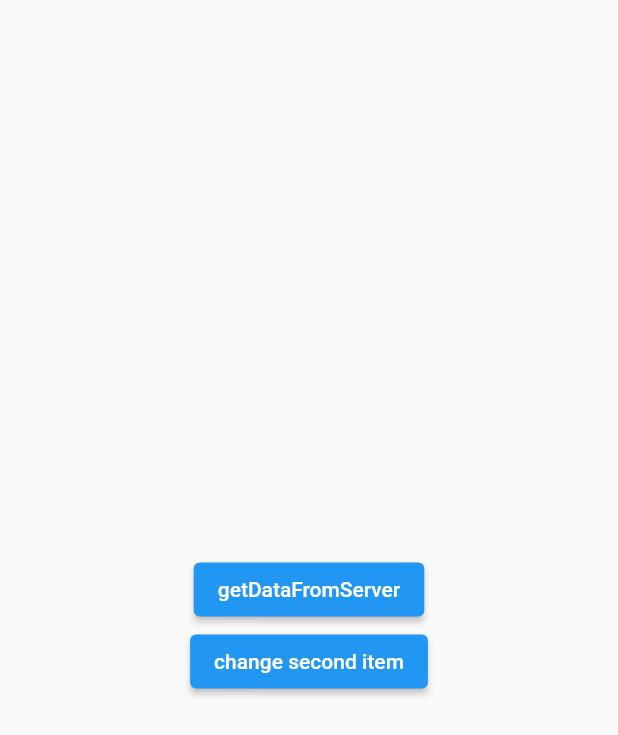
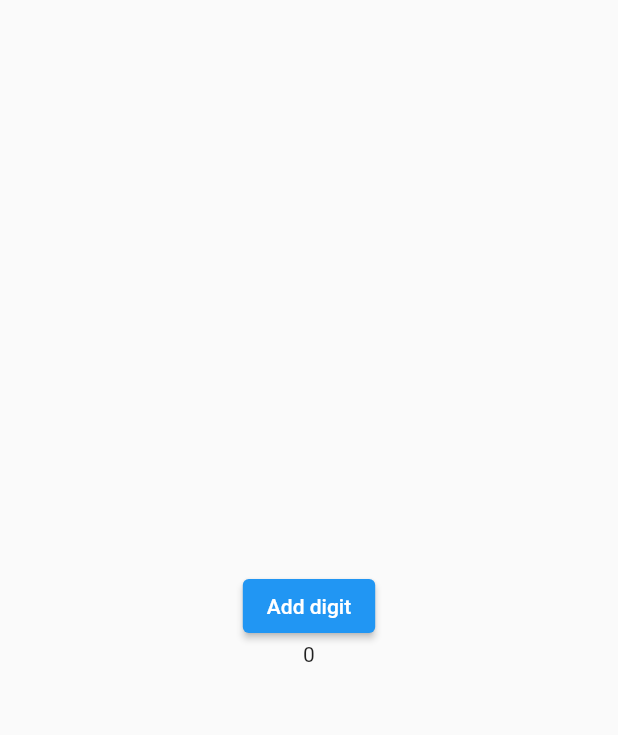
Before and after one commit to mosayeb-masoumi/Cubit_examples, a Flutter app: the screen it shows after launch, on a phone screen of 412 x 824 dp. Shown: the top 735 px of the screen. Run offline on Flutter 3.47's test engine with Material 2 defaults, Android fonts, the phone set to English and light mode, and no system bars; our stand-ins replace bloc, flutter_bloc, get_it.

Commit message:
streamSubscription

```diff
--- a/lib/locator.dart
+++ b/lib/locator.dart
@@ -3,6 +3,7 @@ import 'package:cubit_test/all_in_one/my_repository.dart';
 import 'package:cubit_test/all_in_one/server_bloc/server_cubit.dart';
 import 'package:cubit_test/get_data_from_server/data_cubit.dart';
 import 'package:cubit_test/get_data_from_server/data_repository.dart';
+import 'package:cubit_test/stream_subscription/bloc/stream_subscription_cubit.dart';
 import 'package:get_it/get_it.dart';
 
 final locator = GetIt.instance;
@@ -18,4 +19,7 @@ void setUp(){
   locator.registerLazySingleton<ServerCubit>(() => ServerCubit(locator()));
   locator.registerLazySingleton<CounterNewCubit>(() => CounterNewCubit());
 
+
+  locator.registerLazySingleton<StreamSubscriptionCubit>(() => StreamSubscriptionCubit());
+
 }
--- a/lib/main.dart
+++ b/lib/main.dart
@@ -5,6 +5,7 @@ import 'package:cubit_test/counter/counter_example.dart';
 import 'package:cubit_test/get_data_from_server/get_data_from_server_page.dart';
 import 'package:cubit_test/locator.dart';
 import 'package:cubit_test/mult_provider/multi_provider_page.dart';
+import 'package:cubit_test/stream_subscription/stream_subscription_example.dart';
 import 'package:flutter/material.dart';
 
 void main() {
@@ -28,7 +29,8 @@ class MyApp extends StatelessWidget {
       // home: MultiProviderPage(),
       // home: DataServerPage(),
       // home: ButtonLoadingExample(),
-      home: AllInOnePage(),
+      // home: AllInOnePage(),
+      home: StreamSubscriptionPage(),
     );
   }
 }
--- /dev/null
+++ b/lib/stream_subscription/bloc/stream_subscription_cubit.dart
@@ -0,0 +1,27 @@
+import 'dart:async';
+
+import 'package:bloc/bloc.dart';
+import 'package:meta/meta.dart';
+
+part 'stream_subscription_state.dart';
+
+class StreamSubscriptionCubit extends Cubit<StreamSubscriptionState> {
+  StreamSubscriptionCubit() : super(StreamSubscriptionInitial());
+
+
+  StreamController<int> _myStreamController = StreamController<int>();
+  Stream<int> get myStream => _myStreamController.stream;
+
+  void addDataToStream(int data) {
+    final newDigit = data+5;
+    _myStreamController.add(newDigit);
+  }
+
+
+  @override
+  Future<void> close() async {
+    await _myStreamController.close();
+    return super.close();
+  }
+
+}
--- /dev/null
+++ b/lib/stream_subscription/bloc/stream_subscription_state.dart
@@ -0,0 +1,6 @@
+part of 'stream_subscription_cubit.dart';
+
+@immutable
+abstract class StreamSubscriptionState {}
+
+class StreamSubscriptionInitial extends StreamSubscriptionState {}
--- /dev/null
+++ b/lib/stream_subscription/stream_subscription_example.dart
@@ -0,0 +1,91 @@
+import 'dart:async';
+
+import 'package:cubit_test/stream_subscription/bloc/stream_subscription_cubit.dart';
+import 'package:flutter/material.dart';
+
+import 'package:flutter_bloc/flutter_bloc.dart';
+
+import 'package:cubit_test/locator.dart';
+
+
+class StreamSubscriptionPage extends StatefulWidget {
+
+  const StreamSubscriptionPage({Key? key}) : super(key: key);
+
+  @override
+  State<StreamSubscriptionPage> createState() => _StreamSubscriptionPageState();
+}
+
+class _StreamSubscriptionPageState extends State<StreamSubscriptionPage> {
+
+
+  @override
+  Widget build(BuildContext context) {
+    return MultiBlocProvider(
+      providers: [
+        BlocProvider(create: (context) => StreamSubscriptionCubit()),
+
+      ],
+      child: IstreamSubscriptionPage (),
+    );
+  }
+}
+
+
+
+
+class IstreamSubscriptionPage extends StatefulWidget {
+  const IstreamSubscriptionPage({Key? key}) : super(key: key);
+
+  @override
+  State<IstreamSubscriptionPage> createState() => _IstreamSubscriptionPageState();
+}
+
+class _IstreamSubscriptionPageState extends State<IstreamSubscriptionPage> {
+
+  int digit = 0;
+
+  late StreamSubscription<int> _streamSubscription;
+
+  @override
+  void initState() {
+    super.initState();
+
+    initStream();
+
+  }
+
+  void initStream() {
+    _streamSubscription = context.read<StreamSubscriptionCubit>().myStream.listen((data) {
+      // Do something with the data
+      setState(() {
+        digit = data;
+        var d= 5;
+      });
+    });
+  }
+
+  @override
+  Widget build(BuildContext context) {
+    Size size = MediaQuery.of(context).size;
+    return Scaffold(
+      body: Container(
+        width: size.width,
+        height: size.height,
+
+        child: Column(
+          mainAxisAlignment: MainAxisAlignment.center,
+          crossAxisAlignment: CrossAxisAlignment.center,
+          children: [
+            ElevatedButton(onPressed: (){
+              context.read<StreamSubscriptionCubit>().addDataToStream(digit);
+            }, child: Text("Add digit")),
+            Center(child: Text(digit.toString()),),
+          ],
+        ),
+      ),
+    ) ;
+  }
+
+
+}
```
